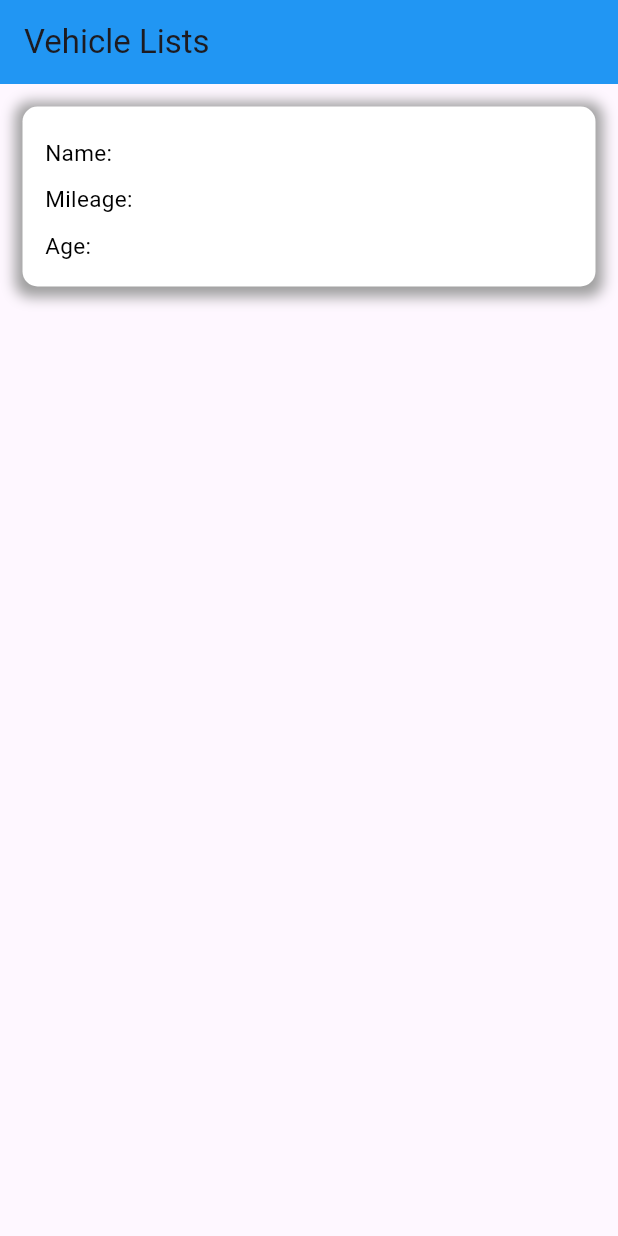
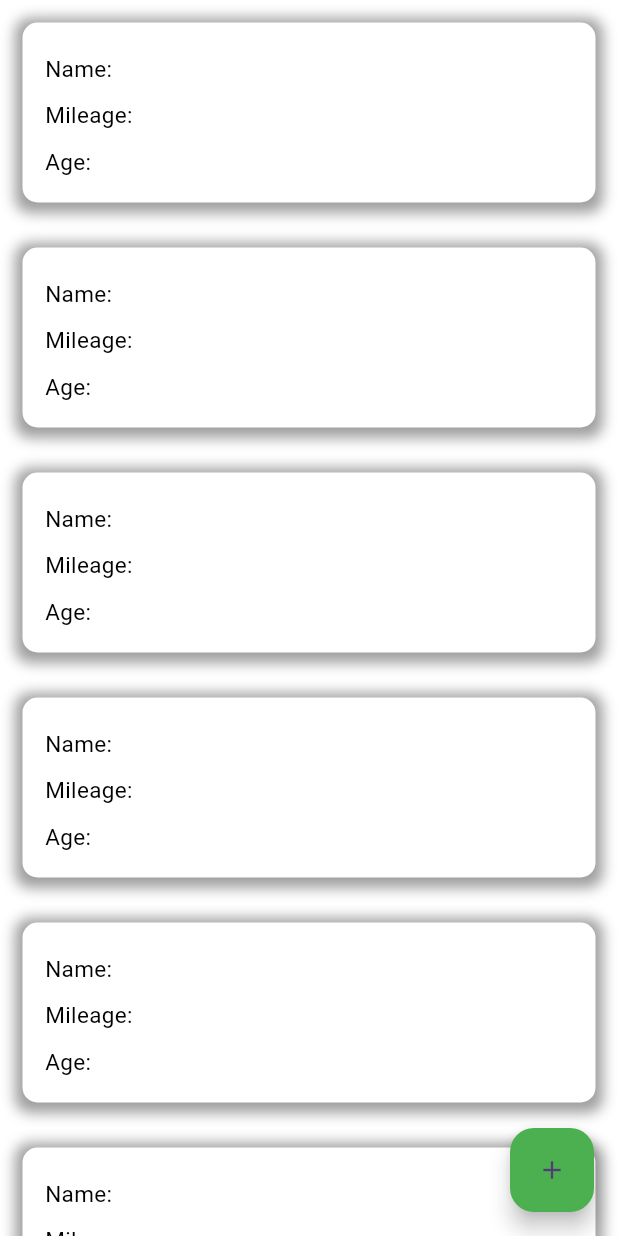
Before and after one commit to 1103Maheshwaran/vehicle-list, a Flutter app: the screen it shows after launch, on a phone screen of 412 x 824 dp. Run offline on Flutter 3.47's test engine with Material 3 defaults, Android fonts, the phone set to English and light mode, and no system bars; our stand-ins replace firebase_core; accounts and stored records are empty.

Commit message:
Step 2: added add_vehicle pagey

```diff
--- /dev/null
+++ b/lib/home_screen_widget.dart
@@ -0,0 +1,34 @@
+import 'package:flutter/material.dart';
+import 'package:vehiclelist/add_vehicle.dart';
+import 'package:vehiclelist/vehicle_widget.dart';
+
+class HomeScreenWidget extends StatefulWidget {
+  const HomeScreenWidget({super.key});
+
+  @override
+  State<HomeScreenWidget> createState() => _HomeScreenWidgetState();
+}
+
+class _HomeScreenWidgetState extends State<HomeScreenWidget> {
+  @override
+  Widget build(BuildContext context) {
+    return Scaffold(
+      backgroundColor: Colors.white,
+      floatingActionButton: FloatingActionButton(
+        onPressed: () {
+          Navigator.of(context).push(MaterialPageRoute(builder: (context) => AddVehicle()
+          ));
+        },
+        backgroundColor: Colors.green,
+        child: Icon(
+          Icons.add,
+          size: 20,
+        ),
+      ),
+      body: SafeArea(child: ListView.builder(
+        itemBuilder: (context, index) {
+        return VehicleWidget();
+      }, itemCount: 10,)),
+    );
+  }
+}
--- a/lib/main.dart
+++ b/lib/main.dart
@@ -1,18 +1,21 @@
 import 'package:firebase_core/firebase_core.dart';
 import 'package:flutter/material.dart';
-import 'package:vehiclelist/vehicle.dart';
+import 'package:vehiclelist/add_vehicle.dart';
+import 'package:vehiclelist/home_screen_widget.dart';
+import 'package:vehiclelist/vehicle_widget.dart';
 
 void main() async {
   //await Firebase.initializeApp();
   runApp(
     MaterialApp(
-      title: 'Vehicle Listgit ',
+      title: 'Vehicle List',
       theme: ThemeData(
         colorScheme: ColorScheme.fromSeed(seedColor: Colors.deepPurple),
         useMaterial3: true,
         //primarySwatch: Colors.blue,
       ),
-      home: const Vehicle(),
+      //home: const HomeScreenWidget(),
+      home: const HomeScreenWidget(),
     ),
   );
 }
--- /dev/null
+++ b/lib/vehicle_model.dart
@@ -0,0 +1,7 @@
+class Vehicle{
+  String id;
+  String name;
+  String milage;
+  int age;
+  Vehicle(this.id,this.name,this.milage,this.age);
+}
--- a/lib/vehicle.dart
+++ b/lib/vehicle_widget.dart
@@ -1,21 +1,16 @@
 import 'package:flutter/material.dart';
 
-class Vehicle extends StatefulWidget {
-  const Vehicle({super.key});
+class VehicleWidget extends StatefulWidget {
+  const VehicleWidget({super.key});
 
   @override
-  State<Vehicle> createState() => _VehicleState();
+  State<VehicleWidget> createState() => _VehicleState();
 }
 
-class _VehicleState extends State<Vehicle> {
+class _VehicleState extends State<VehicleWidget> {
   @override
   Widget build(BuildContext context) {
-    return Scaffold(
-      appBar: AppBar(
-        title: Text('Vehicle Lists'),
-        backgroundColor: Colors.blue,
-      ),
-      body: Padding(
+    return Padding(
         padding: EdgeInsets.symmetric(horizontal: 15, vertical: 15),
         child: Container(
           width: double.infinity,
@@ -50,7 +45,7 @@ class _VehicleState extends State<Vehicle> {
             ),
           ),
         ),
-      ),
-    );
+        );
+
   }
 }
```
Also changed, not shown: lib/add_vehicle.dart (added, +53 -0 lines).
